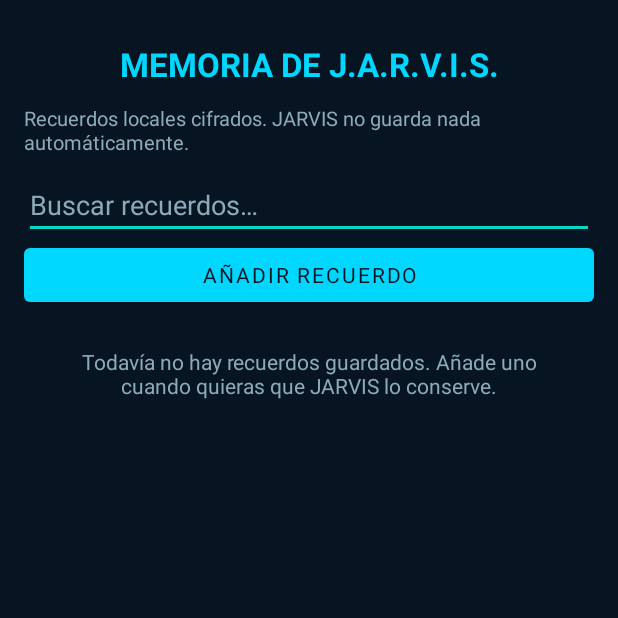
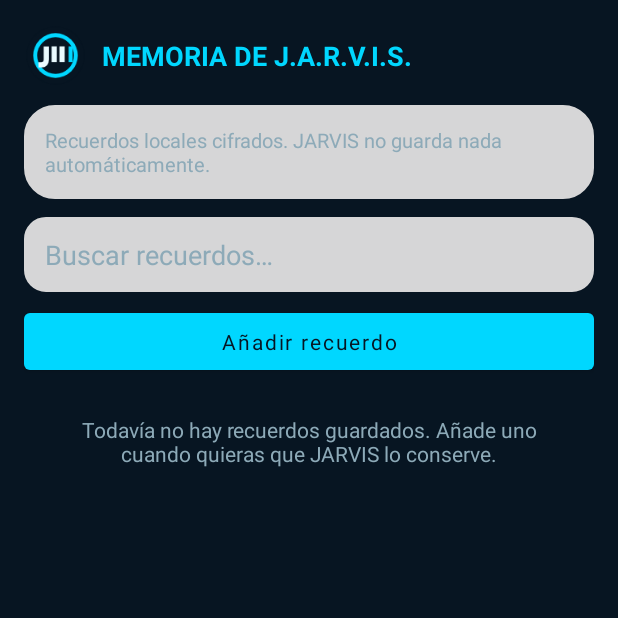
Before and after one commit to santiagozc2014-star/JARVIS-comando-de-voz-, an Android app: the MemoryActivity screen opened directly, with no data from a screen before it, on a phone screen of 412 x 824 dp, the top half of it. Run offline under Robolectric (Android 15) with nearby library versions, the phone set to English and light mode, and no system bars.

Commit message:
ui: refresh JARVIS Android visual design

```diff
--- a/app/src/main/res/layout/activity_memory.xml
+++ b/app/src/main/res/layout/activity_memory.xml
@@ -1,64 +1,13 @@
 <?xml version="1.0" encoding="utf-8"?>
-<LinearLayout xmlns:android="http://schemas.android.com/apk/res/android"
-    android:layout_width="match_parent"
-    android:layout_height="match_parent"
-    android:orientation="vertical"
-    android:background="@color/jarvis_background"
-    android:padding="16dp">
-
-    <TextView
-        android:layout_width="match_parent"
-        android:layout_height="wrap_content"
-        android:text="MEMORIA DE J.A.R.V.I.S."
-        android:textColor="@color/jarvis_cyan"
-        android:textSize="22sp"
-        android:textStyle="bold"
-        android:gravity="center"
-        android:padding="12dp" />
-
-    <TextView
-        android:layout_width="match_parent"
-        android:layout_height="wrap_content"
-        android:text="Recuerdos locales cifrados. JARVIS no guarda nada automáticamente."
-        android:textColor="@color/jarvis_muted"
-        android:textSize="13sp"
-        android:paddingBottom="10dp" />
-
-    <EditText
-        android:id="@+id/memorySearch"
-        android:layout_width="match_parent"
-        android:layout_height="wrap_content"
-        android:hint="Buscar recuerdos…"
-        android:singleLine="true"
-        android:inputType="text"
-        android:textColor="@color/jarvis_text"
-        android:textColorHint="@color/jarvis_muted" />
-
-    <Button
-        android:id="@+id/memoryAddButton"
-        android:layout_width="match_parent"
-        android:layout_height="wrap_content"
-        android:text="Añadir recuerdo" />
-
-    <TextView
-        android:id="@+id/memoryEmpty"
-        android:layout_width="match_parent"
-        android:layout_height="wrap_content"
-        android:gravity="center"
-        android:padding="24dp"
-        android:textColor="@color/jarvis_muted"
-        android:text="Todavía no hay recuerdos guardados." />
-
-    <ScrollView
-        android:layout_width="match_parent"
-        android:layout_height="0dp"
-        android:layout_weight="1"
-        android:fillViewport="true">
-
-        <LinearLayout
-            android:id="@+id/memoryEntries"
-            android:layout_width="match_parent"
-            android:layout_height="wrap_content"
-            android:orientation="vertical" />
-    </ScrollView>
+<LinearLayout xmlns:android="http://schemas.android.com/apk/res/android" android:layout_width="match_parent" android:layout_height="match_parent" android:background="@color/jarvis_background" android:orientation="vertical" android:padding="16dp">
+<LinearLayout android:layout_width="match_parent" android:layout_height="wrap_content" android:gravity="center_vertical" android:orientation="horizontal" android:paddingBottom="12dp">
+<ImageView android:layout_width="42dp" android:layout_height="42dp" android:contentDescription="@string/jarvis_logo_description" android:src="@drawable/ic_jarvis"/>
+<TextView android:layout_width="wrap_content" android:layout_height="wrap_content" android:layout_marginStart="10dp" android:text="MEMORIA DE J.A.R.V.I.S." android:textColor="@color/jarvis_cyan" android:textSize="18sp" android:textStyle="bold"/>
 </LinearLayout>
+<TextView android:layout_width="match_parent" android:layout_height="wrap_content" android:background="@drawable/jarvis_panel" android:padding="14dp" android:text="Recuerdos locales cifrados. JARVIS no guarda nada automáticamente." android:textColor="@color/jarvis_muted" android:textSize="13sp"/>
+<EditText android:id="@+id/memorySearch" android:layout_width="match_parent" android:layout_height="50dp" android:layout_marginTop="12dp" android:background="@drawable/jarvis_input" android:hint="Buscar recuerdos…" android:inputType="text" android:paddingStart="14dp" android:paddingEnd="14dp" android:singleLine="true" android:textColor="@color/jarvis_text" android:textColorHint="@color/jarvis_muted"/>
+<Button android:id="@+id/memoryAddButton" android:layout_width="match_parent" android:layout_height="50dp" android:layout_marginTop="8dp" android:text="Añadir recuerdo" android:textAllCaps="false"/>
+<TextView android:id="@+id/memoryEmpty" android:layout_width="match_parent" android:layout_height="wrap_content" android:gravity="center" android:padding="24dp" android:text="Todavía no hay recuerdos guardados." android:textColor="@color/jarvis_muted" android:textSize="14sp"/>
+<ScrollView android:layout_width="match_parent" android:layout_height="0dp" android:layout_marginTop="8dp" android:layout_weight="1" android:fillViewport="true">
+<LinearLayout android:id="@+id/memoryEntries" android:layout_width="match_parent" android:layout_height="wrap_content" android:orientation="vertical"/>
+</ScrollView></LinearLayout>
```
